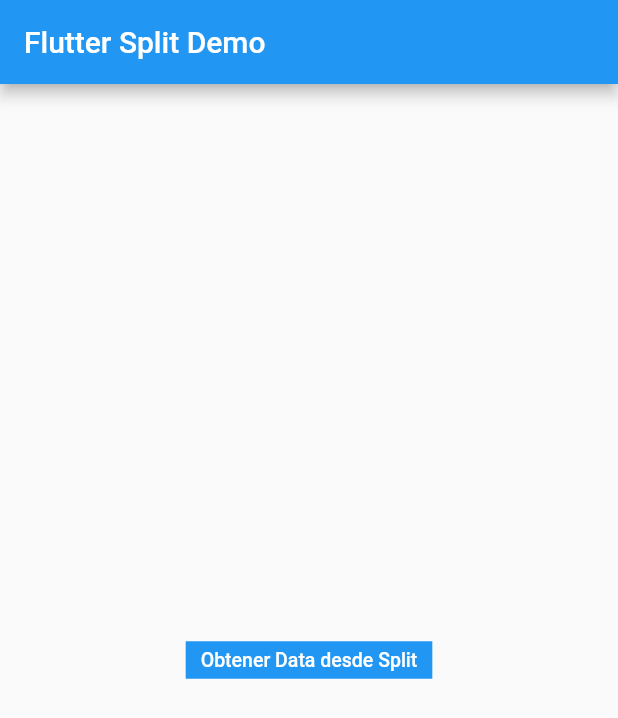
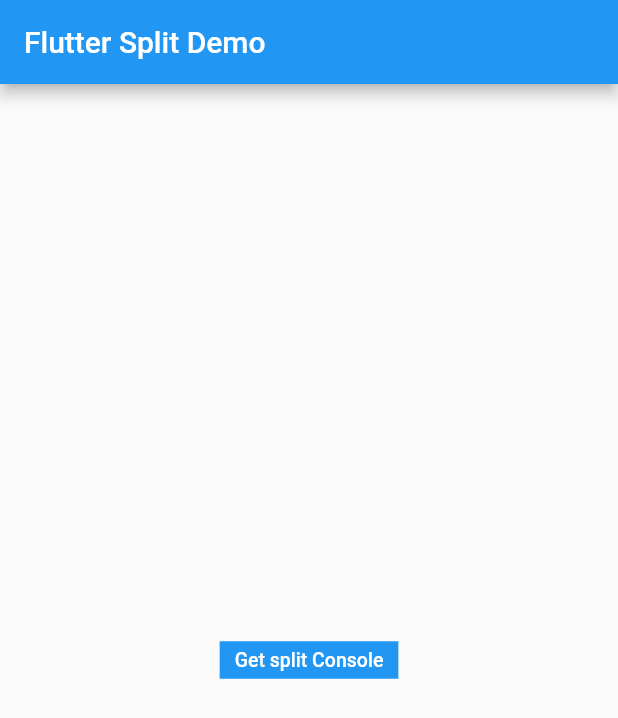
Before and after one commit to concamil-globant/flutter-split-integration, a Flutter app: the screen it shows after launch, on a phone screen of 412 x 824 dp. Shown: the top 718 px of the screen. Run offline on Flutter 3.47's test engine with Material 2 defaults, Android fonts, the phone set to English and light mode, and no system bars; missing offline and left inert: splitio.

Commit message:
Update home_page.dart

```diff
--- a/flutter_split_app/lib/home_page.dart
+++ b/flutter_split_app/lib/home_page.dart
@@ -18,7 +18,7 @@
 
   @override
   void initState() {
-    _split = Splitio('ci18mk0oocsbusvnahvg3g5aa9tpu3f3mdp8', 'KEY');
+    _split = Splitio('', 'KEY');
     _client = _split.client();
     super.initState();
   }
@@ -50,6 +50,7 @@
         child: Column(
           mainAxisAlignment: MainAxisAlignment.center,
           children: <Widget>[
+            // get split name
             TextButton(
               onPressed: () {
                 retrieveSplitValue();
@@ -59,7 +60,7 @@
                 padding:
                     const EdgeInsets.symmetric(vertical: 5, horizontal: 10),
                 child: const Text(
-                  'Obtener Data desde Split',
+                  'Get split Console',
                   style: TextStyle(color: Colors.white, fontSize: 13.0),
                 ),
               ),
```
